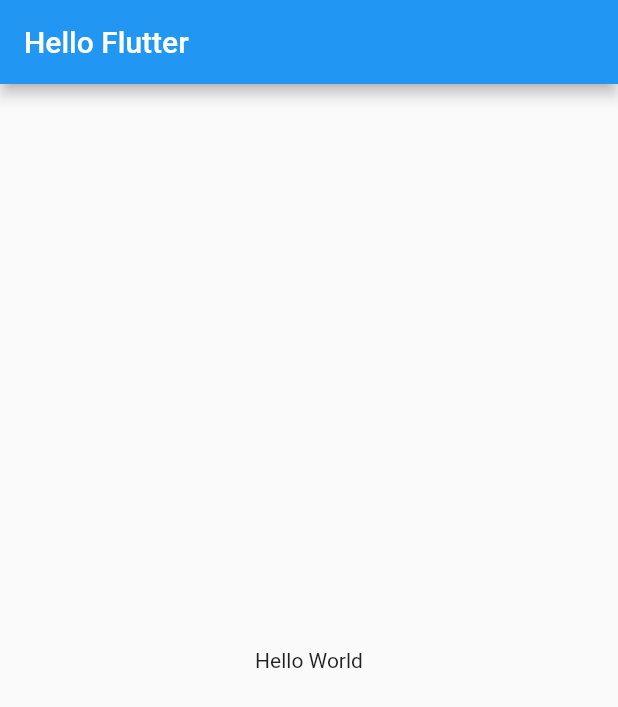
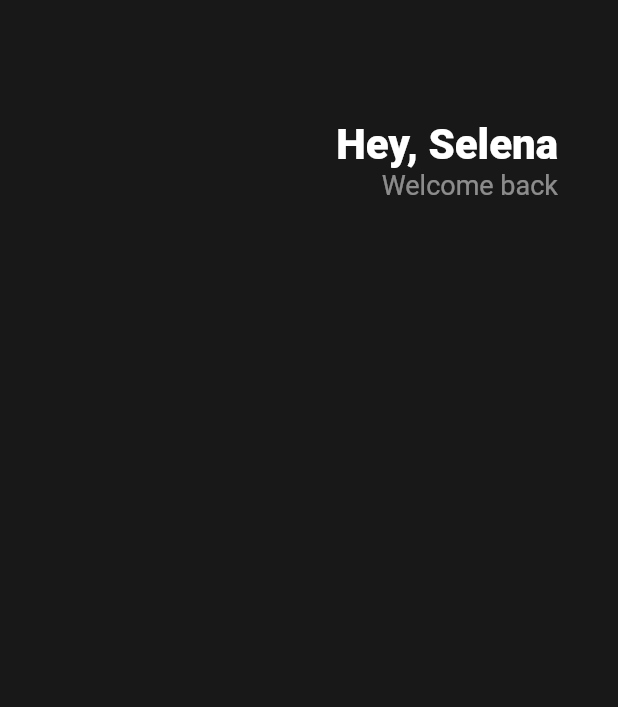
Before and after one commit to alsgud8311/flutter_practice, a Flutter app: the screen it shows after launch, on a phone screen of 412 x 824 dp. Shown: the top 707 px of the screen. Run offline on Flutter 3.47's test engine with Material 2 defaults, Android fonts, the phone set to English and light mode, and no system bars.

Commit message:
Feat: Header added

```diff
--- a/lib/main.dart
+++ b/lib/main.dart
@@ -10,11 +10,40 @@ class App extends StatelessWidget {
   Widget build(BuildContext context) {
     return MaterialApp(
       home: Scaffold(
-          appBar: AppBar(
-            title: Text('Hello Flutter'),
-          ),
-          body: Center(
-            child: Text('Hello World'),
+          backgroundColor: Color(0xFF181818),
+          body: Padding(
+            padding: EdgeInsets.symmetric(horizontal: 40),
+            child: Column(
+              children: [
+                SizedBox(
+                  height: 80,
+                ),
+                Row(
+                  mainAxisAlignment: MainAxisAlignment.end,
+                  children: [
+                    Column(
+                      crossAxisAlignment: CrossAxisAlignment.end,
+                      children: [
+                        Text(
+                          'Hey, Selena',
+                          style: TextStyle(
+                            color: Colors.white,
+                            fontSize: 28,
+                            fontWeight: FontWeight.w800,
+                          ),
+                        ),
+                        Text(
+                          'Welcome back',
+                          style: TextStyle(
+                              color: Colors.white.withOpacity(0.5),
+                              fontSize: 18),
+                        ),
+                      ],
+                    )
+                  ],
+                )
+              ],
+            ),
           )),
     );
   }
```
